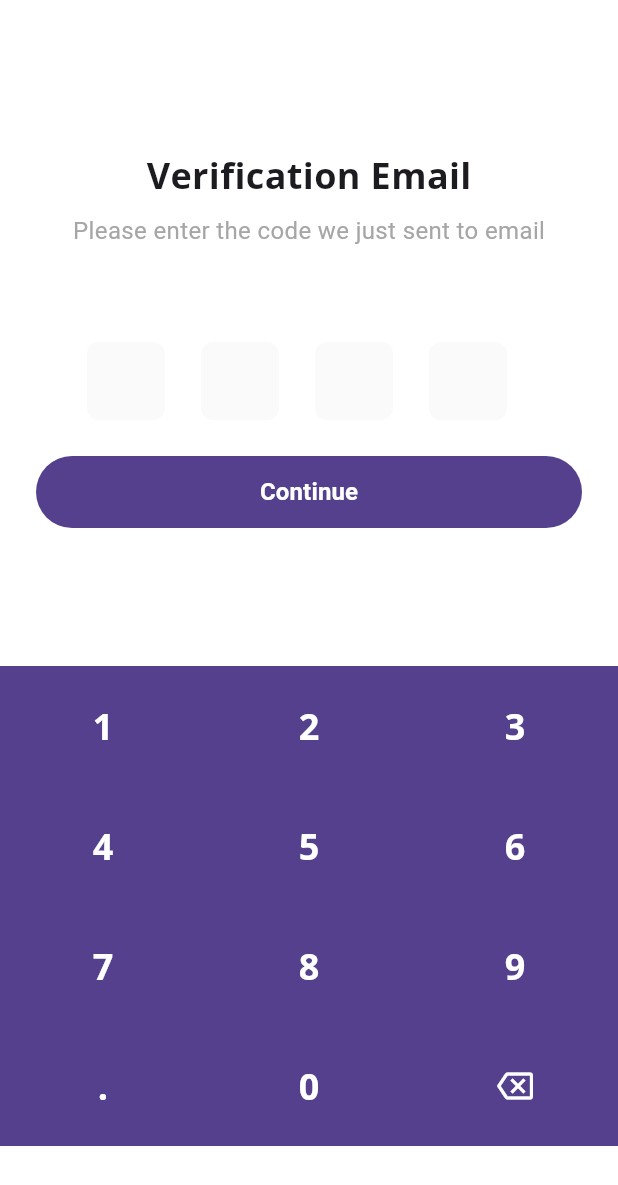
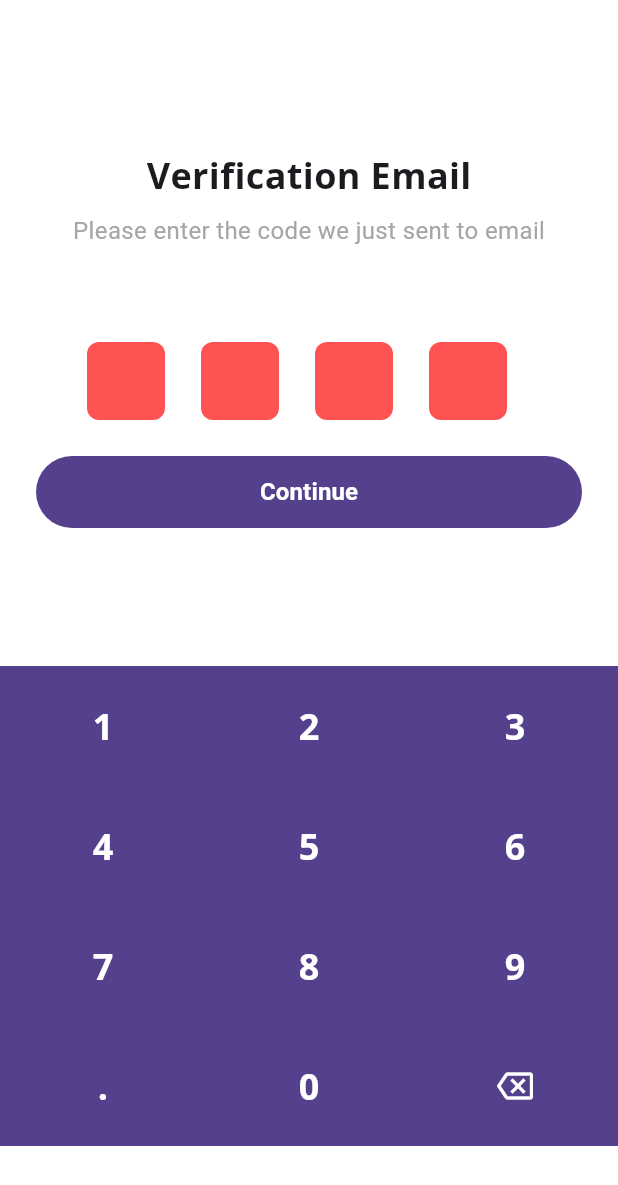
Before and after one commit to SalohiddinSayfiddinov/guruh2, a Flutter app: the VerificationEmail screen opened directly with empty values, after a tap on "Continue", on a phone screen of 412 x 824 dp. Shown: the top 1185 px of the screen. Run offline on Flutter 3.47's test engine with Material 3 defaults, Android fonts, the phone set to English and light mode, and no system bars; drawn by our look-alikes of pinput; our stand-ins replace carousel_slider, flutter_bloc, flutter_svg, google_fonts, smooth_page_indicator.

Commit message:
email verification feature added

```diff
--- a/lib/presentation/auth/presentation/view/verification_email.dart
+++ b/lib/presentation/auth/presentation/view/verification_email.dart
@@ -1,8 +1,12 @@
 import 'package:flutter/material.dart';
+import 'package:flutter_bloc/flutter_bloc.dart';
 import 'package:google_fonts/google_fonts.dart';
 import 'package:guruh2/core/constants/app_colors.dart';
+import 'package:guruh2/presentation/auth/presentation/cubit/auth_cubit.dart';
+import 'package:guruh2/presentation/auth/presentation/cubit/auth_state.dart';
 import 'package:guruh2/widgets/my_buttons.dart';
 import 'package:pinput/pinput.dart';
+import 'package:provider/provider.dart';
 
 class VerificationEmail extends StatefulWidget {
   final String email;
@@ -63,7 +67,7 @@ class _VerificationEmailState extends State<VerificationEmail> {
                     margin: EdgeInsets.only(right: 16.0),
                     decoration: BoxDecoration(
                       borderRadius: BorderRadius.all(Radius.circular(8.0)),
-                      color: Color(0xFFFAFAFA),
+                      color: Colors.redAccent,
                     ),
                     textStyle: TextStyle(
                       fontSize: 24,
@@ -73,12 +77,41 @@ class _VerificationEmailState extends State<VerificationEmail> {
                   ),
                 ),
                 const SizedBox(height: 24.0),
-                PrimaryButton(
-                  title: 'Continue',
-                  radius: 48.0,
-                  height: 48.0,
-                  onPressed: () {
-                    print(_codeController.text);
+                BlocConsumer<AuthCubit, AuthState>(
+                  listener: (context, state) {
+                    if (state is AuthError) {
+                      ScaffoldMessenger.of(context).showSnackBar(
+                        SnackBar(
+                          content: Text(state.error),
+                          backgroundColor: Colors.red,
+                        ),
+                      );
+                    } else if (state is AuthSuccess) {
+                      ScaffoldMessenger.of(context).showSnackBar(
+                        SnackBar(
+                          content: Text(state.data),
+                          backgroundColor: Colors.green,
+                        ),
+                      );
+                      // Navigator to login
+                    }
+                  },
+                  builder: (context, state) {
+                    return PrimaryButton(
+                      title: state is AuthLoading ? 'Loading...' : 'Continue',
+                      radius: 48.0,
+                      height: 48.0,
+                      onPressed: state is AuthLoading
+                          ? null
+                          : () {
+                              if (_codeController.length == 4) {
+                                context.read<AuthCubit>().verify(
+                                      widget.email,
+                                      _codeController.text,
+                                    );
+                              }
+                            },
+                    );
                   },
                 ),
               ],
--- a/lib/widgets/my_buttons.dart
+++ b/lib/widgets/my_buttons.dart
@@ -3,7 +3,7 @@ import 'package:guruh2/core/constants/app_colors.dart';
 
 class PrimaryButton extends StatelessWidget {
   final String title;
-  final void Function() onPressed;
+  final void Function()? onPressed;
   final double radius;
   final double height;
   const PrimaryButton({
```
Also changed, not shown: lib/presentation/auth/data/repository/auth_repo.dart (+20 -2 lines), lib/presentation/auth/presentation/cubit/auth_cubit.dart (+10 -0 lines), lib/presentation/auth/presentation/view/sign_up_page.dart (+7 -3 lines).
